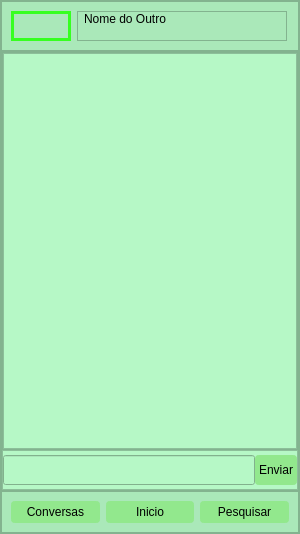
Before: the Qt Designer form tela_Conversa.ui in Liedsonfsa/POO2, drawn with Qt 5.
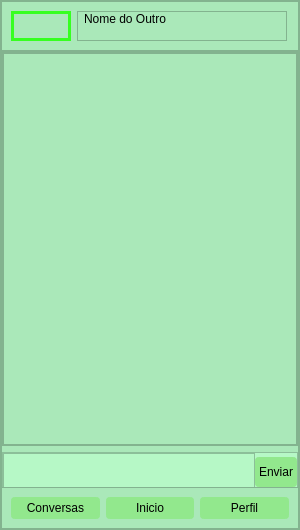
After: the same form once the commit is applied. Icons and pictures are not drawn.

```diff
--- a/tela_Conversa.ui
+++ b/tela_Conversa.ui
@@ -7,7 +7,7 @@
     <x>0</x>
     <y>0</y>
     <width>300</width>
-    <height>534</height>
+    <height>530</height>
    </rect>
   </property>
   <property name="minimumSize">
@@ -224,11 +224,7 @@
               <number>0</number>
              </property>
              <item>
-              <widget class="QTextEdit" name="textEdit">
-               <property name="styleSheet">
-                <string notr="true">background-color: rgb(182, 248, 198);</string>
-               </property>
-              </widget>
+              <widget class="QTextBrowser" name="area_mensagens"/>
              </item>
             </layout>
            </widget>
@@ -241,6 +237,12 @@
               <height>40</height>
              </size>
             </property>
+            <property name="maximumSize">
+             <size>
+              <width>16777215</width>
+              <height>28</height>
+             </size>
+            </property>
             <property name="styleSheet">
              <string notr="true">background-color: rgb(182, 248, 198);</string>
             </property>
@@ -267,23 +269,7 @@
               <number>0</number>
              </property>
              <item>
-              <widget class="QLineEdit" name="sendtext">
-               <property name="minimumSize">
-                <size>
-                 <width>20</width>
-                 <height>30</height>
-                </size>
-               </property>
-               <property name="font">
-                <font>
-                 <family>Century Gothic</family>
-                 <pointsize>10</pointsize>
-                </font>
-               </property>
-               <property name="styleSheet">
-                <string notr="true"/>
-               </property>
-              </widget>
+              <widget class="QTextEdit" name="caixa_mensagem"/>
              </item>
              <item>
               <widget class="QPushButton" name="botao_enviar">
@@ -430,7 +416,7 @@
 </string>
             </property>
             <property name="text">
-             <string>Pesquisar</string>
+             <string>Perfil</string>
             </property>
            </widget>
           </item>
```
Left out of the diff: 6 changed lines with no effect on the pictures.
